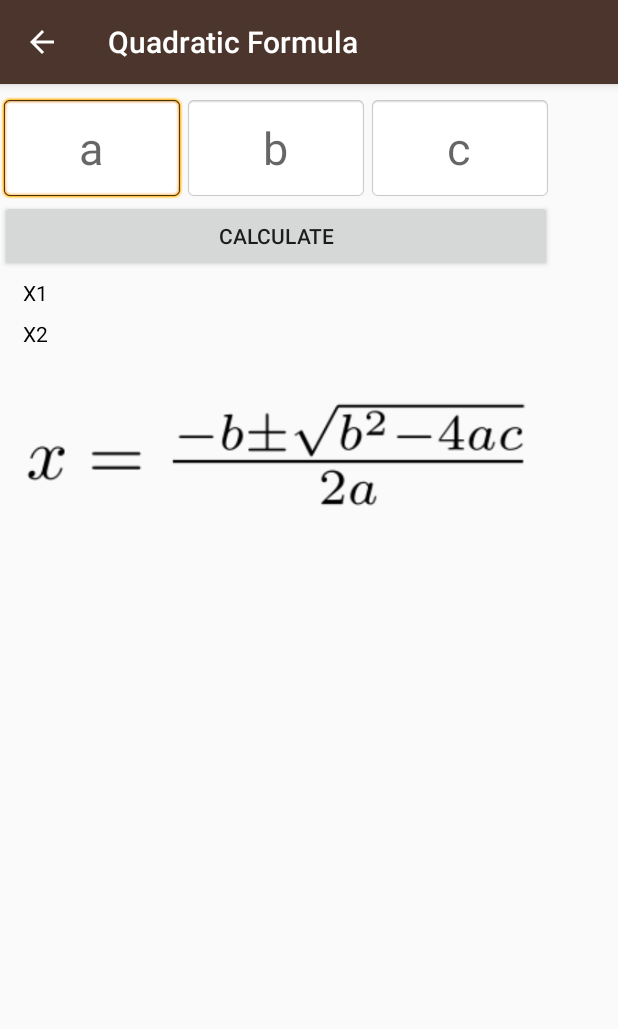
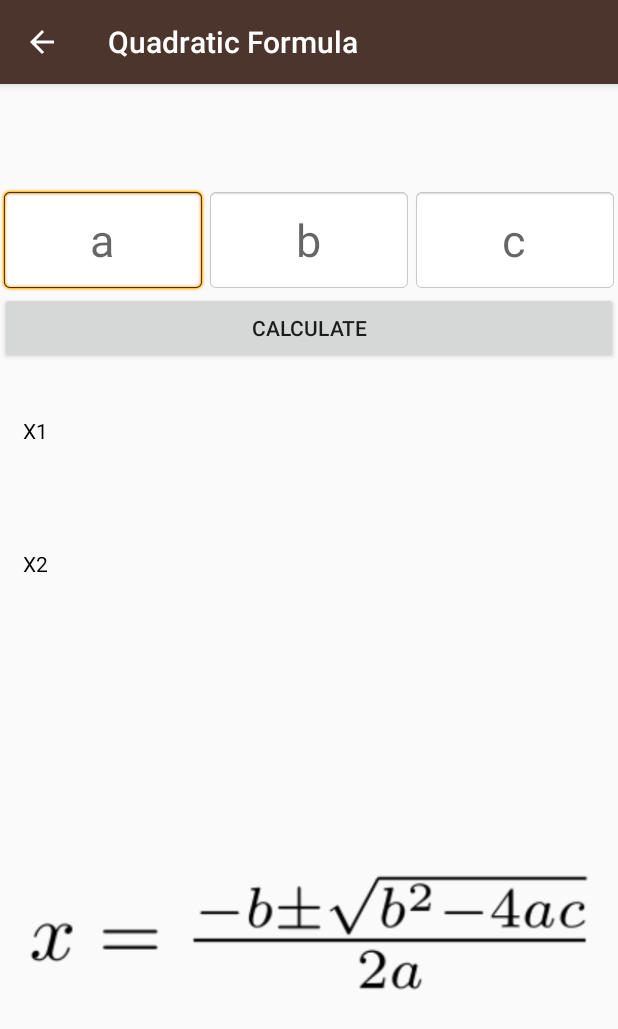
Before and after one commit to Patalayus/CalculatorApp, an Android app: the QFormula screen opened directly, with no data from a screen before it, on a phone screen of 412 x 824 dp. Shown: the top 1029 px of the screen. Run offline under Robolectric (Android 15) with nearby library versions, the phone set to English and light mode, and no system bars.

Commit message:
Properly handling of imaginary roots Fixed layout of quadratic formula Linked EditTexts in quadratic formula for easier input

```diff
--- a/app/src/main/AndroidManifest.xml
+++ b/app/src/main/AndroidManifest.xml
@@ -11,7 +11,7 @@
         android:theme="@style/AppTheme">
         <activity
             android:name=".MainActivity"
-            android:windowSoftInputMode="adjustResize">
+            android:windowSoftInputMode="adjustResize|stateHidden">
             <intent-filter>
                 <action android:name="android.intent.action.MAIN" />
 
@@ -23,7 +23,7 @@
             android:label="@string/title_activity_qformula"
             android:parentActivityName=".MainActivity"
             android:theme="@style/AppTheme.NoActionBar"
-            android:windowSoftInputMode="adjustResize">
+            android:windowSoftInputMode="adjustResize|stateHidden">
             <meta-data
                 android:name="android.support.PARENT_ACTIVITY"
                 android:value="com.laminar.calculator.calculator.MainActivity" />
--- a/app/src/main/res/layout/activity_main.xml
+++ b/app/src/main/res/layout/activity_main.xml
@@ -14,7 +14,8 @@
         android:layout_height="68dp"
         app:srcCompat="@drawable/opensourcecalculator"
         android:contentDescription="App logo"
-        android:layout_weight="0.21" />
+        android:layout_weight="0.21"
+        android:focusableInTouchMode="true"/>
 
     <EditText
         android:id="@+id/Number1"
--- a/app/src/main/res/layout/content_qformula.xml
+++ b/app/src/main/res/layout/content_qformula.xml
@@ -1,25 +1,20 @@
 <?xml version="1.0" encoding="utf-8"?>
-<android.support.constraint.ConstraintLayout xmlns:android="http://schemas.android.com/apk/res/android"
+<LinearLayout
+    xmlns:android="http://schemas.android.com/apk/res/android"
     xmlns:app="http://schemas.android.com/apk/res-auto"
     xmlns:tools="http://schemas.android.com/tools"
     android:layout_width="match_parent"
     android:layout_height="match_parent"
     app:layout_behavior="@string/appbar_scrolling_view_behavior"
     tools:context="com.laminar.calculator.calculator.QFormula"
-    tools:showIn="@layout/activity_qformula">
-
-    <LinearLayout
-        android:layout_width="368dp"
-        android:layout_height="495dp"
-        android:orientation="vertical"
-        android:weightSum="1"
-        tools:layout_editor_absoluteX="8dp"
-        tools:layout_editor_absoluteY="8dp">
+    tools:showIn="@layout/activity_qformula"
+    android:orientation="vertical">
 
     <Space
         android:layout_width="match_parent"
         android:layout_height="wrap_content"
-            android:layout_weight="0.04" />
+        android:layout_weight="0.01"
+        android:focusableInTouchMode="true"/>
 
     <LinearLayout
         android:layout_width="match_parent"
@@ -38,7 +33,8 @@
             android:gravity="center_vertical|center_horizontal"
             android:hint="a"
             android:inputType="number|numberSigned|numberDecimal"
-                android:textSize="30sp" />
+            android:textSize="30sp"
+            android:nextFocusRight="@+id/num2"/>
 
         <EditText
             android:id="@+id/num2"
@@ -50,7 +46,8 @@
             android:gravity="center_vertical|center_horizontal"
             android:hint="b"
             android:inputType="number|numberSigned|numberDecimal"
-                android:textSize="30sp" />
+            android:textSize="30sp"
+            android:nextFocusRight="@+id/num3"/>
 
         <EditText
             android:id="@+id/num3"
@@ -70,13 +67,14 @@
         android:id="@+id/calculate"
         android:layout_width="match_parent"
         android:layout_height="wrap_content"
-            android:text="Calculate" />
+        android:text="Calculate"
+        android:layout_weight="0.00" />
 
     <TextView
         android:id="@+id/res1"
         android:layout_width="match_parent"
         android:layout_height="wrap_content"
-            android:layout_weight="0.04"
+        android:layout_weight="0.01"
         android:gravity="center_vertical"
         android:paddingLeft="15dp"
         android:text="X1"
@@ -86,7 +84,7 @@
         android:id="@+id/res2"
         android:layout_width="match_parent"
         android:layout_height="wrap_content"
-            android:layout_weight="0.04"
+        android:layout_weight="0.01"
         android:gravity="center_vertical"
         android:paddingLeft="15dp"
         android:text="X2"
@@ -99,5 +97,3 @@
         android:layout_weight="0.04"
         app:srcCompat="@drawable/qformula" />
 </LinearLayout>
-
-</android.support.constraint.ConstraintLayout>
--- a/app/src/main/res/values/strings.xml
+++ b/app/src/main/res/values/strings.xml
@@ -3,4 +3,6 @@
     <string name="entervaluehint">Enter your first number here</string>
     <string name="title_activity_qformula">Quadratic Formula</string>
     <string name="button_circle">send</string>
+    <string name="x1">null</string>
+    <string name="x2">null</string>
 </resources>
```
Also changed, not shown: app/src/main/java/com/laminar/calculator/calculator/QFormula.java (+46 -11 lines). Lines whose indentation alone changed are shown as unchanged.
